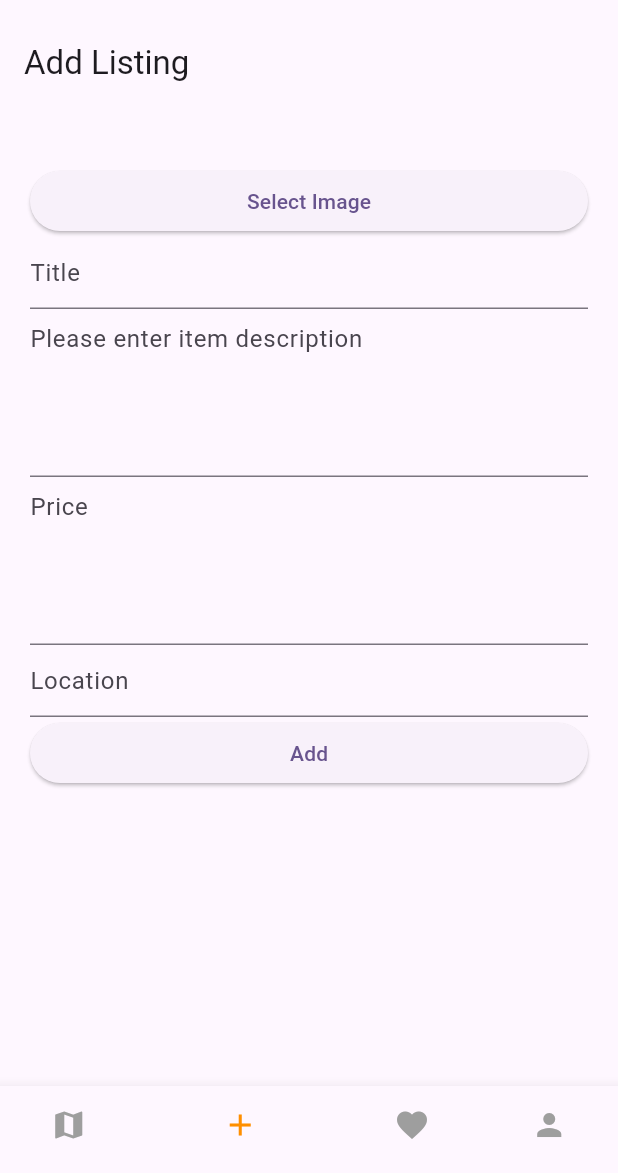
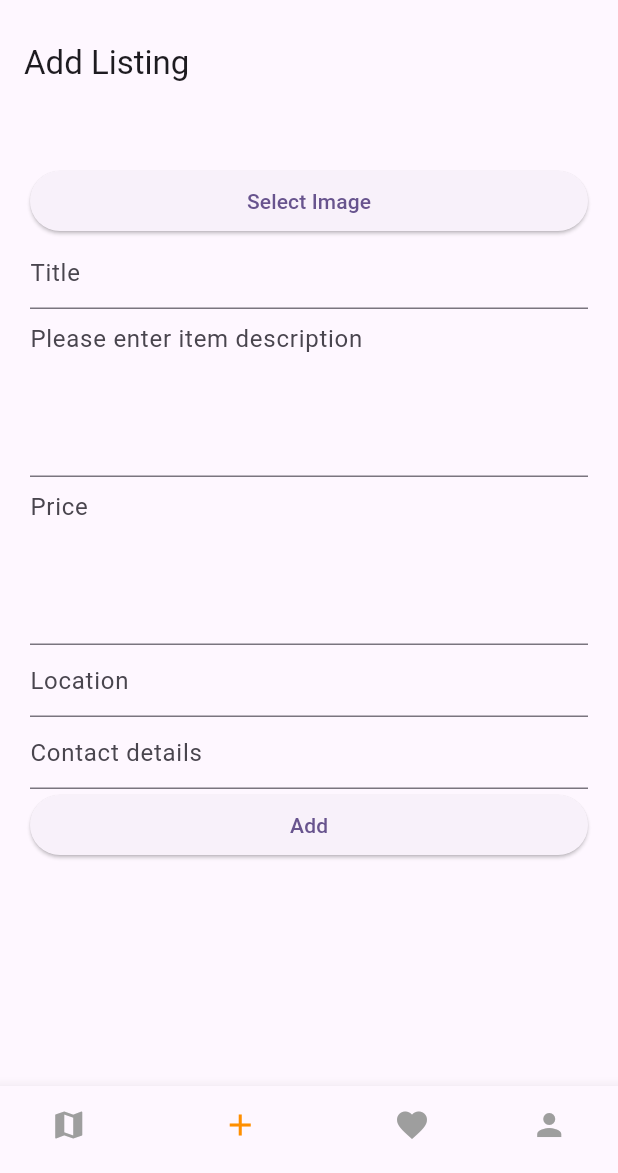
Before and after one commit to sreeroo/BookMarketplace, a Flutter app: the screen it shows after launch, item 2 of the bottom bar chosen, on a phone screen of 412 x 824 dp, the part 63-1236 px from its top. Run offline on Flutter 3.47's test engine with Material 3 defaults, Android fonts, the phone set to English and light mode, and no system bars; our stand-ins replace image_picker.

Commit message:
add contact field

```diff
--- a/buecherkreisel_flutter/lib/components/listing_fullscreen.dart
+++ b/buecherkreisel_flutter/lib/components/listing_fullscreen.dart
@@ -47,7 +47,7 @@ class ListingFullScreen extends StatelessWidget {
             overflow: TextOverflow.clip,
           ),
           const Divider(),
-          const Text("missing contact possibility"),
+          Text(listing.contact),
         ],
       ),
     );
--- a/buecherkreisel_flutter/lib/models/listing.dart
+++ b/buecherkreisel_flutter/lib/models/listing.dart
@@ -8,6 +8,7 @@ class Listing {
   bool isReserved;
   int createdBy;
   String location;
+  String contact;
   String? imageBase64;
 
   Listing({
@@ -20,6 +21,7 @@ class Listing {
     required this.isReserved,
     required this.createdBy,
     required this.location,
+    required this.contact,
     this.imageBase64,
   });
 
@@ -34,6 +36,7 @@ class Listing {
         isReserved: json["reserved"],
         createdBy: json["userID"],
         location: json["location"],
+        contact: json["contact"],
         imageBase64: json["images"][0],
       );
 
@@ -47,5 +50,6 @@ class Listing {
         "isReserved": "$isReserved",
         "user_id": "$createdBy",
         "location": location,
+        "contact": contact,
       };
 }
--- a/buecherkreisel_flutter/lib/screens/add.dart
+++ b/buecherkreisel_flutter/lib/screens/add.dart
@@ -37,6 +37,7 @@ class _AddUpdateListingFormState extends State<_AddUpdateListingForm> {
   late TextEditingController descriptionController;
   late TextEditingController priceController;
   late TextEditingController locationController;
+  late TextEditingController contactController;
   File? _imageFile;
 
   @override
@@ -49,6 +50,8 @@ class _AddUpdateListingFormState extends State<_AddUpdateListingForm> {
         TextEditingController(text: widget.listing?.price.toString() ?? "");
     locationController =
         TextEditingController(text: widget.listing?.location ?? "");
+    contactController =
+        TextEditingController(text: widget.listing?.contact ?? "");
   }
 
   @override
@@ -57,6 +60,7 @@ class _AddUpdateListingFormState extends State<_AddUpdateListingForm> {
     descriptionController.dispose();
     priceController.dispose();
     locationController.dispose();
+    contactController.dispose();
     super.dispose();
   }
 
@@ -161,6 +165,19 @@ class _AddUpdateListingFormState extends State<_AddUpdateListingForm> {
       },
     );
 
+    final contactField = TextFormField(
+      key: Key("contact"),
+      controller: contactController,
+      keyboardType: TextInputType.text,
+      decoration: InputDecoration(hintText: "Contact details"),
+      validator: (text) {
+        if (text == null || text.isEmpty) {
+          return 'Error: please enter contact information';
+        }
+        return null;
+      },
+    );
+
     final saveButton = ElevatedButton(
       onPressed: () async {
         if (_formKey.currentState!.validate()) {
@@ -174,6 +191,7 @@ class _AddUpdateListingFormState extends State<_AddUpdateListingForm> {
               category: "INFORMATIK", // TODO: HARDCODED
               offersDelivery: false, // TODO: HARDCODED
               isReserved: false, // TODO: HARDCODED
+              contact: contactController.text,
               createdBy: int.parse(widget.appState.user.id),
             );
 
@@ -240,6 +258,7 @@ class _AddUpdateListingFormState extends State<_AddUpdateListingForm> {
             descriptionField,
             priceField,
             locationField,
+            contactField,
             saveButton
           ],
         ),
```
